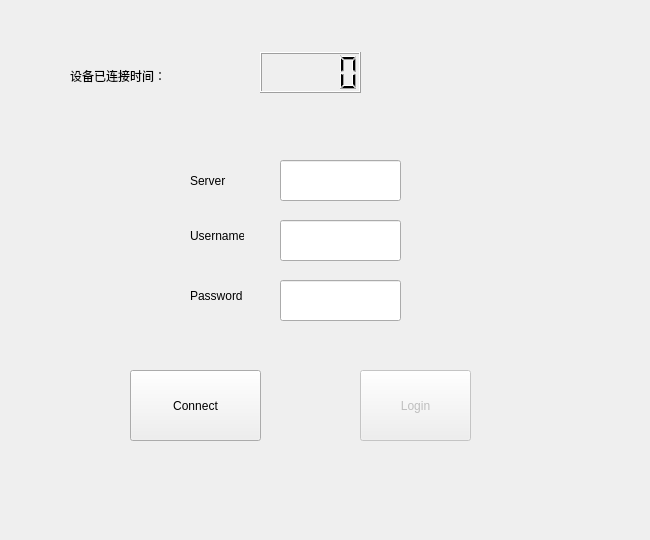
Above: wirelessui/Connect.ui from leeyiw/wireless-defender before the change. Below: the same form after it.
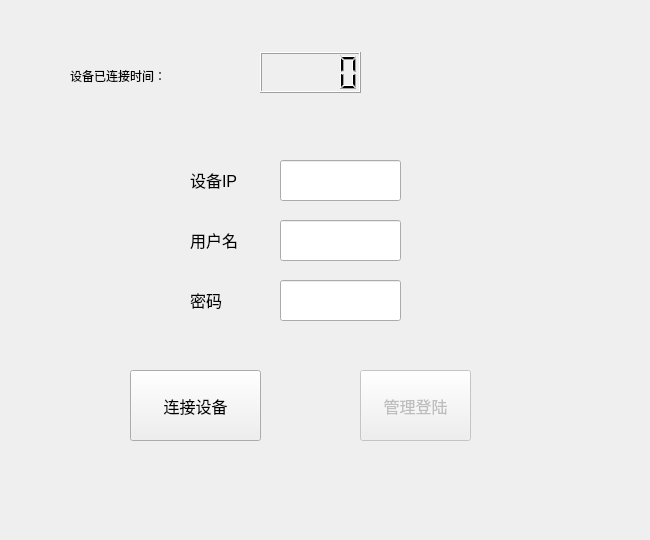
That is the form after the change.

Commit message: add ap list more info ,change ui

Patch:
```diff
--- a/wirelessui/Connect.ui
+++ b/wirelessui/Connect.ui
@@ -17,39 +17,54 @@
    <property name="geometry">
     <rect>
      <x>190</x>
-     <y>170</y>
-     <width>54</width>
-     <height>21</height>
+     <y>165</y>
+     <width>60</width>
+     <height>30</height>
     </rect>
    </property>
+   <property name="font">
+    <font>
+     <pointsize>12</pointsize>
+    </font>
+   </property>
    <property name="text">
-    <string>Server</string>
+    <string>设备IP</string>
    </property>
   </widget>
   <widget class="QLabel" name="label_2">
    <property name="geometry">
     <rect>
      <x>190</x>
-     <y>230</y>
-     <width>54</width>
-     <height>12</height>
+     <y>225</y>
+     <width>60</width>
+     <height>30</height>
     </rect>
    </property>
+   <property name="font">
+    <font>
+     <pointsize>12</pointsize>
+    </font>
+   </property>
    <property name="text">
-    <string>Username</string>
+    <string>用户名</string>
    </property>
   </widget>
   <widget class="QLabel" name="label_3">
    <property name="geometry">
     <rect>
      <x>190</x>
-     <y>290</y>
-     <width>54</width>
-     <height>12</height>
+     <y>285</y>
+     <width>60</width>
+     <height>30</height>
     </rect>
    </property>
+   <property name="font">
+    <font>
+     <pointsize>12</pointsize>
+    </font>
+   </property>
    <property name="text">
-    <string>Password</string>
+    <string>密码</string>
    </property>
   </widget>
   <widget class="QPushButton" name="ConnectButton">
@@ -61,8 +76,13 @@
      <height>71</height>
     </rect>
    </property>
+   <property name="font">
+    <font>
+     <pointsize>12</pointsize>
+    </font>
+   </property>
    <property name="text">
-    <string>Connect</string>
+    <string>连接设备</string>
    </property>
   </widget>
   <widget class="QPushButton" name="LoginButton">
@@ -77,11 +97,16 @@
      <height>71</height>
     </rect>
    </property>
+   <property name="font">
+    <font>
+     <pointsize>12</pointsize>
+    </font>
+   </property>
    <property name="focusPolicy">
     <enum>Qt::StrongFocus</enum>
    </property>
    <property name="text">
-    <string>Login</string>
+    <string>管理登陆</string>
    </property>
   </widget>
   <widget class="QLineEdit" name="hostLineEdit">
```
The commit also changes 1 other file.
